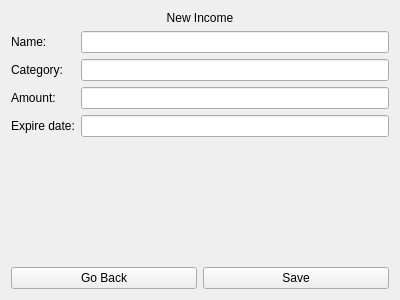
Qt form src/Client/View/MainPage/Income/IncomeCreateSubPage/IncomeCreateSubPage.ui (iodream/Spend-Note) before a commit.
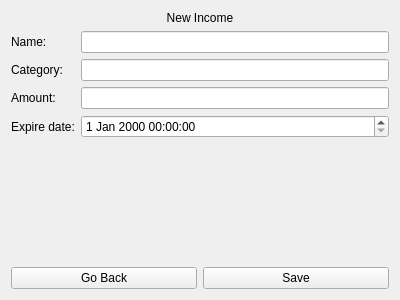
The same form after that commit.

Commit message: changed lineEdit to dateTimeEdit

What changed in the file:
```diff
--- a/src/Client/View/MainPage/Income/IncomeCreateSubPage/IncomeCreateSubPage.ui
+++ b/src/Client/View/MainPage/Income/IncomeCreateSubPage/IncomeCreateSubPage.ui
@@ -64,7 +64,7 @@
       </widget>
      </item>
      <item row="3" column="1">
-      <widget class="QLineEdit" name="ExpirationTimeLineEdit"/>
+      <widget class="QDateTimeEdit" name="dateTimeEdit"/>
      </item>
     </layout>
    </item>
```
